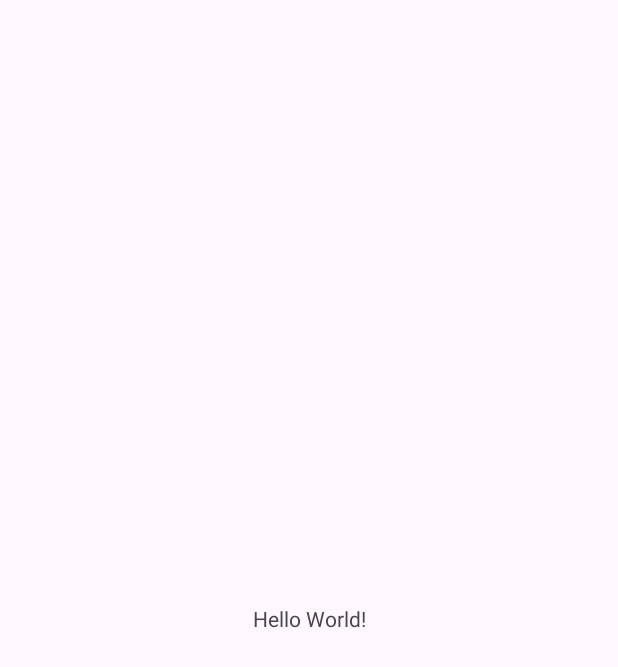
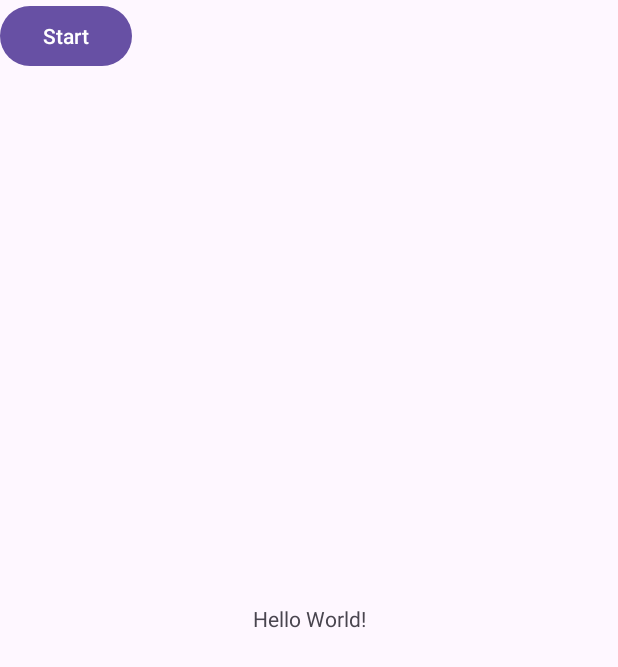
Before and after one commit to poporonB/Mascle, an Android app: the screen it shows after launch (MainActivity), on a phone screen of 412 x 824 dp. Before the commit the part shown is almost empty. Shown: the top 667 px of the screen. Run offline under Robolectric (Android 15) with nearby library versions, the light colour scheme and no system bars.

Commit message:
編集0307_11:19

```diff
--- a/app/src/main/AndroidManifest.xml
+++ b/app/src/main/AndroidManifest.xml
@@ -21,6 +21,7 @@
                 <category android:name="android.intent.category.LAUNCHER" />
             </intent-filter>
         </activity>
+        <activity android:name=".FatigueLevels"/>
     </application>
 
 </manifest>
--- a/app/src/main/java/FatigueLevels.kt
+++ b/app/src/main/java/com/example/mascle/FatigueLevels.kt
@@ -1,3 +1,5 @@
+package com.example.mascle
+
 import android.os.Bundle
 import androidx.appcompat.app.AppCompatActivity
 import com.example.mascle.R
--- a/app/src/main/java/com/example/mascle/MainActivity.kt
+++ b/app/src/main/java/com/example/mascle/MainActivity.kt
@@ -1,11 +1,19 @@
 package com.example.mascle
 
+import android.content.Intent
 import androidx.appcompat.app.AppCompatActivity
 import android.os.Bundle
+import android.widget.Button
 
 class MainActivity : AppCompatActivity() {
     override fun onCreate(savedInstanceState: Bundle?) {
         super.onCreate(savedInstanceState)
         setContentView(R.layout.activity_main)
+
+        val button = findViewById<Button>(R.id.start)
+        button.setOnClickListener {
+            val intent = Intent(this, FatigueLevels::class.java)
+            startActivity(intent)
+        }
     }
 }
--- a/app/src/main/res/layout/activity_main.xml
+++ b/app/src/main/res/layout/activity_main.xml
@@ -15,4 +15,12 @@
         app:layout_constraintStart_toStartOf="parent"
         app:layout_constraintTop_toTopOf="parent" />
 
+    <Button
+        android:id="@+id/start"
+        android:layout_width="wrap_content"
+        android:layout_height="wrap_content"
+        android:text="Start"
+        tools:layout_editor_absoluteX="159dp"
+        tools:layout_editor_absoluteY="208dp" />
+
 </androidx.constraintlayout.widget.ConstraintLayout>
```
